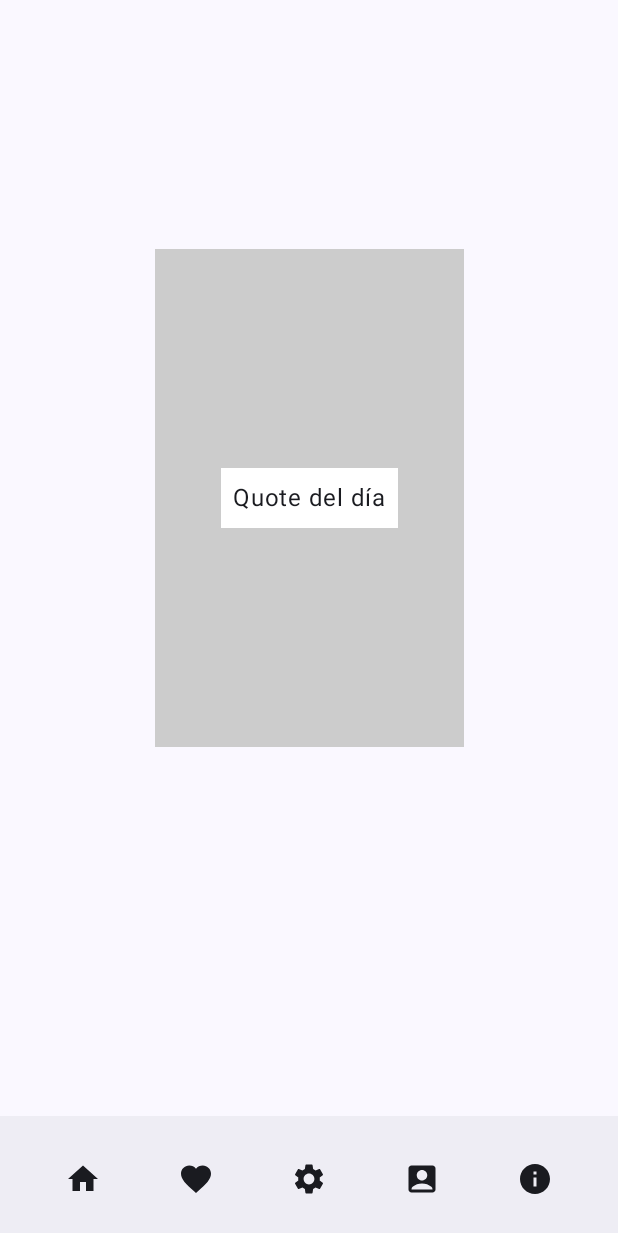
After one commit to matthewmccrea/FontTestingKotlin, an Android app built with Jetpack Compose: the QuoteScreen screen opened through its navigation route, on a phone screen of 412 x 824 dp. The commit adds this screen. Shown: the top 1233 px of the screen. Run offline under Robolectric (Android 15) with nearby library versions, the phone set to English and light mode, and no system bars.

Commit message:
Quote Screen Created

```diff
--- a/app/build.gradle.kts
+++ b/app/build.gradle.kts
@@ -51,6 +51,9 @@ dependencies {
     implementation(libs.androidx.material3)
     implementation(libs.firebase.components)
     implementation(libs.androidx.ui.text.google.fonts)
+    implementation(libs.androidx.navigation.runtime.android)
+    implementation(libs.androidx.navigation.compose)
+    implementation(libs.androidx.datastore.preferences)
     testImplementation(libs.junit)
     androidTestImplementation(libs.androidx.junit)
     androidTestImplementation(libs.androidx.espresso.core)
--- a/app/src/main/java/ar/edu/ort/testingapp/MainActivity.kt
+++ b/app/src/main/java/ar/edu/ort/testingapp/MainActivity.kt
@@ -7,6 +7,7 @@ import androidx.compose.foundation.Image
 import androidx.compose.foundation.layout.Arrangement
 import androidx.compose.foundation.layout.Box
 import androidx.compose.foundation.layout.Column
+import androidx.compose.foundation.layout.PaddingValues
 import androidx.compose.foundation.layout.Row
 import androidx.compose.foundation.layout.Spacer
 import androidx.compose.foundation.layout.aspectRatio
@@ -15,11 +16,14 @@ import androidx.compose.foundation.layout.fillMaxWidth
 import androidx.compose.foundation.layout.height
 import androidx.compose.foundation.layout.padding
 import androidx.compose.material.icons.Icons
+import androidx.compose.material.icons.filled.AccountBox
 import androidx.compose.material.icons.filled.Favorite
 import androidx.compose.material.icons.filled.Home
+import androidx.compose.material.icons.filled.Info
 import androidx.compose.material.icons.filled.Settings
 import androidx.compose.material3.BottomAppBar
 import androidx.compose.material3.Icon
+import androidx.compose.material3.IconButton
 import androidx.compose.material3.MaterialTheme
 import androidx.compose.material3.Scaffold
 import androidx.compose.material3.Text
@@ -33,7 +37,17 @@ import androidx.compose.ui.text.googlefonts.GoogleFont
 import androidx.compose.ui.text.style.TextAlign
 import androidx.compose.ui.tooling.preview.Preview
 import androidx.compose.ui.unit.dp
+import androidx.navigation.NavController
+import androidx.navigation.NavHostController
+import androidx.navigation.compose.NavHost
+import androidx.navigation.compose.composable
 import ar.edu.ort.testingapp.ui.theme.TestingAppTheme
+import androidx.navigation.compose.rememberNavController
+import ar.edu.ort.testingapp.screens.FavouritesPage
+import ar.edu.ort.testingapp.screens.HomePage
+import ar.edu.ort.testingapp.screens.PeopleScreen
+import ar.edu.ort.testingapp.screens.QuoteScreen
+import ar.edu.ort.testingapp.screens.SettingsPage
 
 
 class MainActivity : ComponentActivity() {
@@ -41,87 +55,117 @@ class MainActivity : ComponentActivity() {
         super.onCreate(savedInstanceState)
         enableEdgeToEdge()
         setContent {
+
            MainApp()
+
         }
     }
 }
 
 @Composable
 fun MainApp() {
-    TestingAppTheme {
-        Scaffold(
-            modifier = Modifier.fillMaxSize(),
-            bottomBar = {
-                BottomBarCustom()
-            }
-
-
-        ) { innerPadding ->
-            HomePage(modifier = Modifier.padding(innerPadding))
-        }
+    val navController = rememberNavController()
+    TestingAppTheme{
+    Scaffold(
+        bottomBar = { BottomBarCustom(navController) }
+    ) { innerPadding ->
+        AppNavGraph(navController = navController, innerPadding = innerPadding)
+    }
     }
 }
 
 
+
 @Composable
-fun HomePage(modifier: Modifier = Modifier) {
-    Box(
-        modifier = modifier
-            .fillMaxSize()
-            .padding(16.dp),
-        contentAlignment = Alignment.Center
+fun AppNavGraph(navController: NavHostController, innerPadding: PaddingValues) {
+    NavHost(
+        navController = navController,
+        startDestination = "home",
+        modifier = Modifier.padding(innerPadding)
     ) {
-        Column(
-            horizontalAlignment = Alignment.CenterHorizontally
-        ) {
-            Image(
-                painter = painterResource(id = R.drawable.homepage),
-                contentDescription = "Banner de bienvenida",
-                modifier = Modifier.fillMaxWidth(fraction = 0.7f)
-                    .aspectRatio(ratio = 1f)
-            )
-
-            Spacer(modifier = Modifier.height(24.dp))
-
-            Text(
-                text = "Login here",
-                style = MaterialTheme.typography.titleLarge,
-                fontWeight = FontWeight.Bold,
-                textAlign = TextAlign.Center
-            )
-
-            Text(
-                text = "Welcome back you've been missed",
-                style = MaterialTheme.typography.titleLarge,
-                fontWeight = FontWeight.Bold,
-                textAlign = TextAlign.Center
-            )
-            Text(
-                text = "Esto es un titulo pero bien finito",
-                style = MaterialTheme.typography.labelSmall,
-                textAlign = TextAlign.Center
-            )
+        composable("home") {
+            HomePage(modifier = Modifier.padding(innerPadding))
+        }
+        composable("favourite") {
+            FavouritesPage(modifier = Modifier.padding(innerPadding))
+        }
+        composable("settings") {
+            SettingsPage(modifier = Modifier.padding(innerPadding))
+        }
+        composable("people") {
+            PeopleScreen(modifier = Modifier.padding(innerPadding))
+        }
+        composable("quote") {
+            QuoteScreen(modifier = Modifier.padding(innerPadding))
         }
     }
 }
 
 @Composable
-fun BottomBarCustom (){
-    BottomAppBar{
-    Row(modifier = Modifier.fillMaxWidth(),horizontalArrangement = Arrangement.SpaceEvenly) {
-            Icon(imageVector = Icons.Filled.Home, contentDescription = "Home")
-            Icon(imageVector = Icons.Filled.Favorite, contentDescription = "Favourite")
-            Icon(imageVector = Icons.Filled.Settings, contentDescription = "Settings")
+fun BottomBarCustom(navController: NavController) {
+    BottomAppBar {
+        Row(
+            modifier = Modifier.fillMaxWidth(),
+            horizontalArrangement = Arrangement.SpaceEvenly
+        ) {
+            IconButton(onClick = {
+                navController.navigate("home") {
+                    popUpTo("home") { inclusive = false }
+                    launchSingleTop = true
+                }
+            }) {
+                Icon(
+                    imageVector = Icons.Filled.Home,
+                    contentDescription = "Home"
+                )
+            }
+
+            IconButton(onClick = {
+                navController.navigate("favourite") {
+                    popUpTo("home") { inclusive = false }
+                    launchSingleTop = true
+                }
+            }) {
+                Icon(
+                    imageVector = Icons.Filled.Favorite,
+                    contentDescription = "Favourite"
+                )
+            }
+
+            IconButton(onClick = {
+                navController.navigate("settings") {
+                    popUpTo("home") { inclusive = false }
+                    launchSingleTop = true
+                }
+            }) {
+                Icon(
+                    imageVector = Icons.Filled.Settings,
+                    contentDescription = "Settings"
+                )
+            }
+
+            IconButton(onClick = {
+                navController.navigate("people") {
+                    popUpTo("people") { inclusive = false }
+                    launchSingleTop = true
+                }
+            }) {
+                Icon(
+                    imageVector = Icons.Filled.AccountBox,
+                    contentDescription = "People"
+                )
+            }
+            IconButton(onClick = {
+                navController.navigate("quote") {
+                    popUpTo("quote") { inclusive = false }
+                    launchSingleTop = true
+                }
+            }) {
+                Icon(
+                    imageVector = Icons.Filled.Info,
+                    contentDescription = "Quote"
+                )
+            }
         }
     }
 }
-
-@Preview(showBackground = true)
-@Composable
-fun HomePagePreview() {
-    TestingAppTheme(
-
-    ) {
-        HomePage()
-    }
-}
--- /dev/null
+++ b/app/src/main/java/ar/edu/ort/testingapp/data/PeopleRepository.kt
@@ -0,0 +1,6 @@
+package ar.edu.ort.testingapp.data
+
+
+interface PeopleRepository {
+    suspend fun getPeople(): List<People>
+}
--- /dev/null
+++ b/app/src/main/java/ar/edu/ort/testingapp/screens/HomeScreen.kt
@@ -0,0 +1,63 @@
+package ar.edu.ort.testingapp.screens
+
+import androidx.compose.foundation.Image
+import androidx.compose.foundation.layout.Box
+import androidx.compose.foundation.layout.Column
+import androidx.compose.foundation.layout.Spacer
+import androidx.compose.foundation.layout.aspectRatio
+import androidx.compose.foundation.layout.fillMaxSize
+import androidx.compose.foundation.layout.fillMaxWidth
+import androidx.compose.foundation.layout.height
+import androidx.compose.foundation.layout.padding
+import androidx.compose.material3.MaterialTheme
+import androidx.compose.material3.Text
+import androidx.compose.runtime.Composable
+import androidx.compose.ui.Alignment
+import androidx.compose.ui.Modifier
+import androidx.compose.ui.res.painterResource
+import androidx.compose.ui.text.font.FontWeight
+import androidx.compose.ui.text.style.TextAlign
+import androidx.compose.ui.unit.dp
+import ar.edu.ort.testingapp.R
+
+@Composable
+fun HomePage(modifier: Modifier = Modifier) {
+    Box(
+        modifier = modifier
+            .fillMaxSize()
+            .padding(16.dp),
+        contentAlignment = Alignment.Center
+    ) {
+        Column(
+            horizontalAlignment = Alignment.CenterHorizontally
+        ) {
+            Image(
+                painter = painterResource(id = R.drawable.homepage),
+                contentDescription = "Banner de bienvenida",
+                modifier = Modifier.fillMaxWidth(fraction = 0.7f)
+                    .aspectRatio(ratio = 1f)
+            )
+
+            Spacer(modifier = Modifier.height(24.dp))
+
+            Text(
+                text = "Login here",
+                style = MaterialTheme.typography.titleLarge,
+                fontWeight = FontWeight.Bold,
+                textAlign = TextAlign.Center
+            )
+
+            Text(
+                text = "Welcome back you've been missed",
+                style = MaterialTheme.typography.titleLarge,
+                fontWeight = FontWeight.Bold,
+                textAlign = TextAlign.Center
+            )
+            Text(
+                text = "Esto es un titulo pero bien finito",
+                style = MaterialTheme.typography.labelSmall,
+                textAlign = TextAlign.Center
+            )
+        }
+    }
+}
--- /dev/null
+++ b/app/src/main/java/ar/edu/ort/testingapp/screens/QuoteScreen.kt
@@ -0,0 +1,35 @@
+package ar.edu.ort.testingapp.screens
+
+import androidx.compose.foundation.background
+import androidx.compose.foundation.layout.*
+import androidx.compose.material3.Text
+import androidx.compose.runtime.Composable
+import androidx.compose.ui.Alignment
+import androidx.compose.ui.Modifier
+import androidx.compose.ui.graphics.Color
+import androidx.compose.ui.unit.dp
+
+@Composable
+fun QuoteScreen(modifier: Modifier = Modifier) {
+    Box(
+        modifier = Modifier
+            .fillMaxSize(),
+        contentAlignment = Alignment.Center
+    ) {
+        Box(
+            modifier = modifier
+                .fillMaxWidth(0.5f)
+                .fillMaxHeight(0.5f)
+                .background(Color.LightGray)
+                .padding(16.dp),
+            contentAlignment = Alignment.Center
+        ) {
+            Text(
+                text = "Quote del día",
+                modifier = Modifier
+                    .background(Color.White)
+                    .padding(8.dp)
+            )
+        }
+    }
+}
--- a/app/src/main/java/ar/edu/ort/testingapp/ui/theme/Type.kt
+++ b/app/src/main/java/ar/edu/ort/testingapp/ui/theme/Type.kt
@@ -12,7 +12,9 @@ import androidx.compose.ui.text.googlefonts.GoogleFont.Provider
 import androidx.compose.ui.text.googlefonts.Font
 import androidx.compose.ui.text.font.FontWeight
 
-val fontName = GoogleFont("Lobster Two")
+val fontName = GoogleFont("Poppins")
+
+val fontNameTwo = GoogleFont("Lobster Two")
 
 
 val provider = GoogleFont.Provider(
@@ -30,10 +32,19 @@ val fontFamilyPoppins = FontFamily(
     Font(googleFont = fontName, fontProvider = provider, weight = FontWeight.SemiBold)
 )
 
+val fontFamilyLobster = FontFamily(
+    Font(googleFont = fontNameTwo, fontProvider = provider, weight = FontWeight.Light),
+    Font(googleFont = fontNameTwo, fontProvider = provider, weight = FontWeight.Normal),
+    Font(googleFont = fontNameTwo, fontProvider = provider, weight = FontWeight.Medium),
+    Font(googleFont = fontNameTwo, fontProvider = provider, weight = FontWeight.SemiBold)
+)
+
+
+
 
 val typography = Typography(
     bodyLarge = TextStyle(
-        fontFamily = fontFamilyPoppins,
+        fontFamily = fontFamilyLobster,
         fontWeight = FontWeight.Normal,
         fontSize = 16.sp,
         lineHeight = 24.sp,
--- a/gradle/libs.versions.toml
+++ b/gradle/libs.versions.toml
@@ -10,6 +10,7 @@ activityCompose = "1.10.1"
 composeBom = "2024.09.00"
 firebaseComponents = "18.0.1"
 uiTextGoogleFonts = "1.8.2"
+navigationRuntimeAndroid = "2.9.0"
 
 [libraries]
 androidx-core-ktx = { group = "androidx.core", name = "core-ktx", version.ref = "coreKtx" }
@@ -28,6 +29,9 @@ androidx-ui-test-junit4 = { group = "androidx.compose.ui", name = "ui-test-junit
 androidx-material3 = { group = "androidx.compose.material3", name = "material3" }
 firebase-components = { group = "com.google.firebase", name = "firebase-components", version.ref = "firebaseComponents" }
 androidx-ui-text-google-fonts = { group = "androidx.compose.ui", name = "ui-text-google-fonts", version.ref = "uiTextGoogleFonts" }
+androidx-navigation-runtime-android = { group = "androidx.navigation", name = "navigation-runtime-android", version.ref = "navigationRuntimeAndroid" }
+androidx-navigation-compose = { group = "androidx.navigation", name = "navigation-compose", version = "2.7.7" }
+androidx-datastore-preferences = { group = "androidx.datastore", name = "datastore-preferences", version = "1.1.1" }
 
 [plugins]
 android-application = { id = "com.android.application", version.ref = "agp" }
```
Also changed, not shown: app/src/main/java/ar/edu/ort/testingapp/TestingApplication.kt (added, +17 -0 lines), app/src/main/java/ar/edu/ort/testingapp/data/FakePeople.kt (added, +18 -0 lines), app/src/main/java/ar/edu/ort/testingapp/data/FakePeopleRepository.kt (added, +7 -0 lines), app/src/main/java/ar/edu/ort/testingapp/data/People.kt (added, +16 -0 lines), app/src/main/java/ar/edu/ort/testingapp/data/SettingsRepository.kt (added, +46 -0 lines), app/src/main/java/ar/edu/ort/testingapp/screens/FavouriteScreen.kt (added, +53 -0 lines), app/src/main/java/ar/edu/ort/testingapp/screens/PeopleList/PeopleList.kt (added, +78 -0 lines), app/src/main/java/ar/edu/ort/testingapp/screens/PeopleScreen.kt (added, +33 -0 lines), app/src/main/java/ar/edu/ort/testingapp/screens/SettingsScreen.kt (added, +51 -0 lines), app/src/main/java/ar/edu/ort/testingapp/ui/theme/components/PeopleCard.kt (added, +35 -0 lines).
